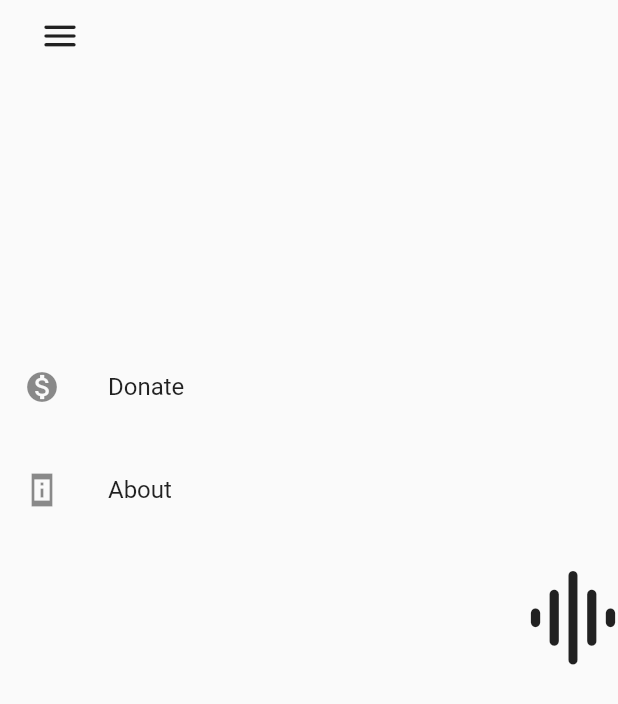
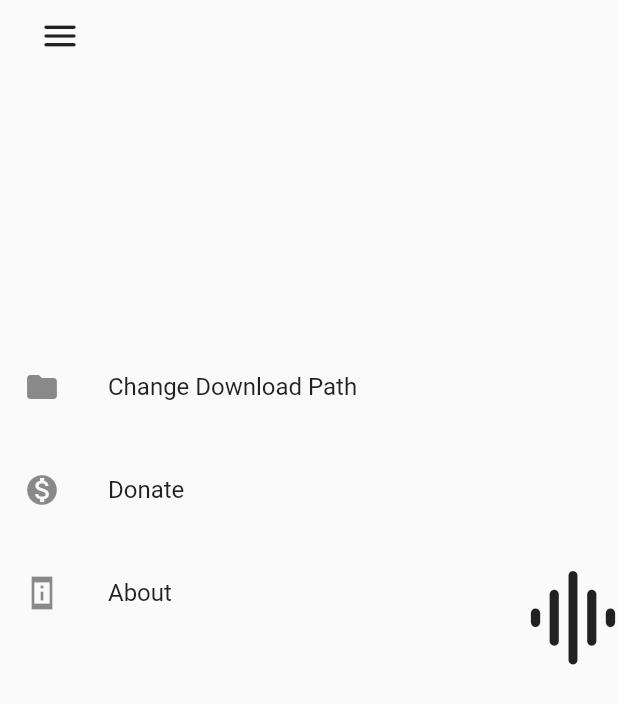
Before and after one commit to YoussefOutahar/sarkevenir, a Flutter app: the screen it shows after launch, after a tap on the "menu" icon, on a phone screen of 412 x 824 dp. Shown: the top 704 px of the screen. Run offline on Flutter 3.47's test engine with Material 2 defaults, Android fonts, the phone set to English and light mode, and no system bars; our stand-ins replace audio_video_progress_bar, just_audio, permission_handler, sn_progress_dialog; missing offline and left inert: audio_session, filesystem_picker, flowder, flutter_youtube_downloader, outline_search_bar, prefs and 2 more; network calls fail.

Commit message:
Added Path Selection

```diff
--- a/lib/SettingsPage.dart
+++ b/lib/SettingsPage.dart
@@ -1,7 +1,10 @@
 import 'dart:io';
 import 'package:flutter/material.dart';
+import 'package:prefs/prefs.dart';
 import 'package:rate_my_app/rate_my_app.dart';
 import 'package:url_launcher/url_launcher.dart';
+import 'package:permission_handler/permission_handler.dart';
+import 'package:filesystem_picker/filesystem_picker.dart';
 
 class SettingsPage extends StatefulWidget {
   @override
@@ -75,6 +78,26 @@ class _SettingsState extends State<SettingsPage> {
           ),
           SizedBox(height: _screenData.size.height / 64),
           ListTile(
+            leading: Icon(Icons.folder),
+            title: Text("Change Download Path"),
+            onTap: () async {
+              await Permission.storage.request();
+              await Permission.manageExternalStorage.request();
+              String path = await FilesystemPicker.open(
+                title: 'Save to folder',
+                context: context,
+                rootDirectory: Directory("/storage/emulated/0").absolute,
+                fsType: FilesystemType.folder,
+                pickText: 'Save file to this folder',
+                //folderIconColor: Colors.teal,
+              );
+              if (!(path == null || path.isEmpty)) {
+                Prefs.setString("path", path);
+              }
+            },
+          ),
+          SizedBox(height: _screenData.size.height / 64),
+          ListTile(
             leading: Icon(Icons.monetization_on),
             title: Text("Donate"),
             onTap: () {
--- a/lib/Youtube/Utils/Downloader.dart
+++ b/lib/Youtube/Utils/Downloader.dart
@@ -2,6 +2,7 @@ import 'dart:io';
 import 'package:flowder/flowder.dart';
 import 'package:flutter/cupertino.dart';
 import 'package:permission_handler/permission_handler.dart';
+import 'package:prefs/prefs.dart';
 import 'package:sn_progress_dialog/sn_progress_dialog.dart';
 
 class Downloader {
@@ -15,7 +16,13 @@ class Downloader {
   }
 
   void _setPath() async {
-    path = "/storage/emulated/0/Music";
+    var p = Prefs.getString("path");
+    if (p.isNotEmpty) {
+      path = p;
+    } else {
+      path = "/storage/emulated/0/Music";
+    }
+    print(path);
   }
 
   void startDownload({String link, String title, BuildContext context}) async {
--- a/lib/Youtube/YoutubePage.dart
+++ b/lib/Youtube/YoutubePage.dart
@@ -1,6 +1,5 @@
 import 'package:flutter/material.dart';
 import 'package:outline_search_bar/outline_search_bar.dart';
-
 import '../Data/TurkeyData.dart';
 import 'Components/VideoPage.dart';
 import 'Components/Vids.dart';
@@ -26,7 +25,6 @@ class _YoutubePageState extends State<YoutubePage> {
     _controller.addListener(() {
       if (_controller.offset >= _controller.position.maxScrollExtent &&
           !_controller.position.outOfRange) {
-        print("test");
         _tData.searchQuery(_currentSearch);
         setState(() {});
       }
--- a/lib/main.dart
+++ b/lib/main.dart
@@ -1,11 +1,13 @@
 import 'package:flutter/material.dart';
 import 'package:flutter/services.dart';
+import 'package:prefs/prefs.dart';
 import 'HomePage.dart';
 import 'PageDesign.dart';
 import 'SettingsPage.dart';
 
 Future<void> main() async {
   WidgetsFlutterBinding.ensureInitialized();
+  Prefs.init();
   SystemChrome.setPreferredOrientations(
       [DeviceOrientation.portraitUp, DeviceOrientation.portraitDown]);
   runApp(MyApp());
--- a/pubspec.yaml
+++ b/pubspec.yaml
@@ -43,6 +43,8 @@ dependencies:
   audio_session:
   path_provider:
   sn_progress_dialog:
+  prefs:
+  filesystem_picker:
 
 dev_dependencies:
   flutter_test:
```
Also changed, not shown: pubspec.lock, 1 other file.
